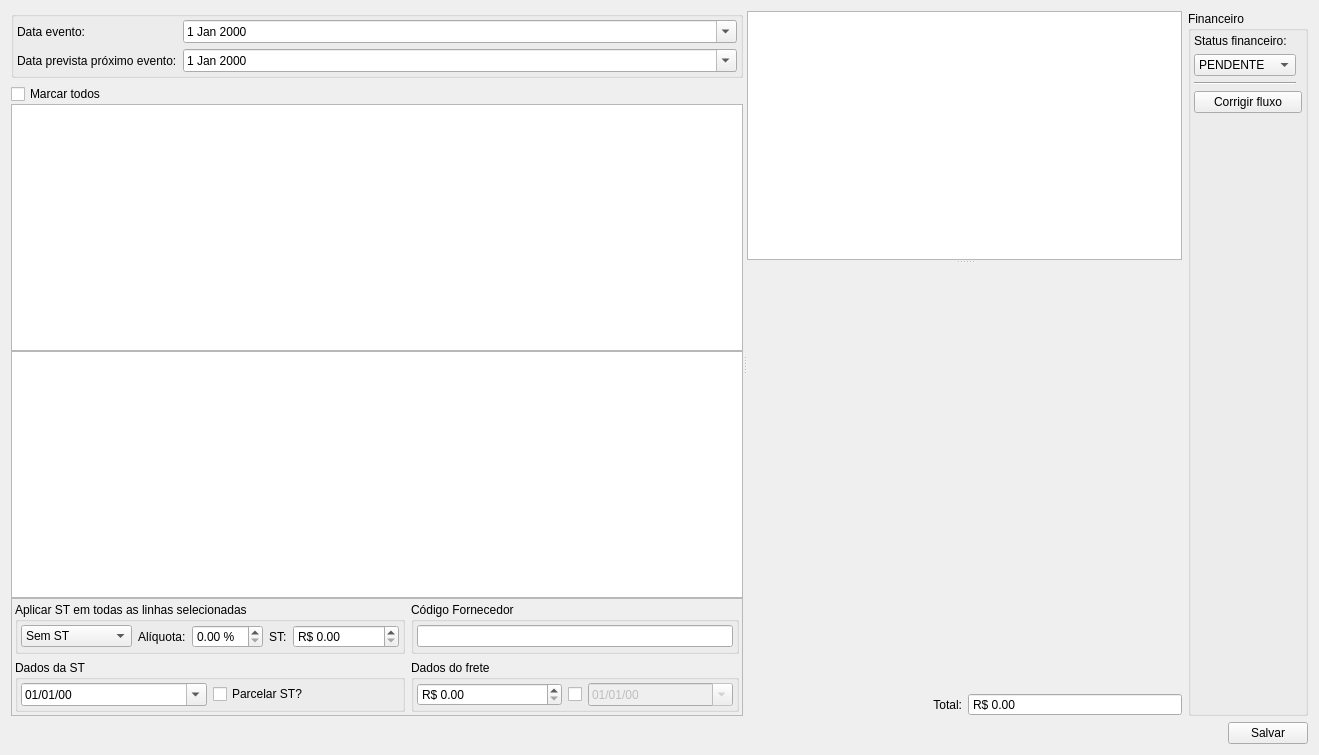
Qt form ui/inputdialogfinanceiro.ui (darktorres/ERP-STACCATO) before a commit.
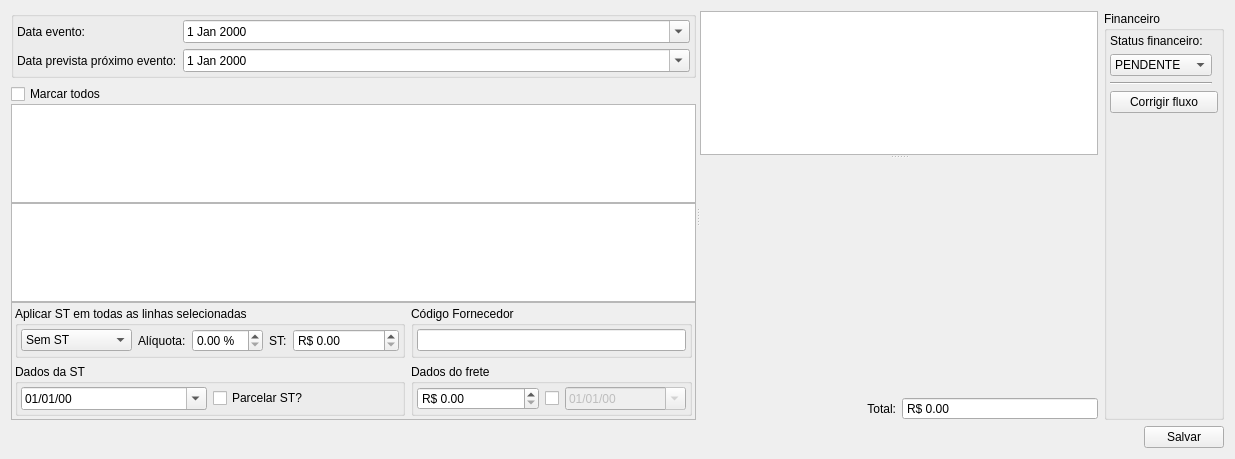
The same form after that commit. Custom widgets are drawn as their Qt base class.

What changed in the file:
```diff
--- a/ui/inputdialogfinanceiro.ui
+++ b/ui/inputdialogfinanceiro.ui
@@ -6,8 +6,8 @@
    <rect>
     <x>0</x>
     <y>0</y>
-    <width>1319</width>
-    <height>755</height>
+    <width>1235</width>
+    <height>459</height>
    </rect>
   </property>
   <property name="windowTitle">
```
